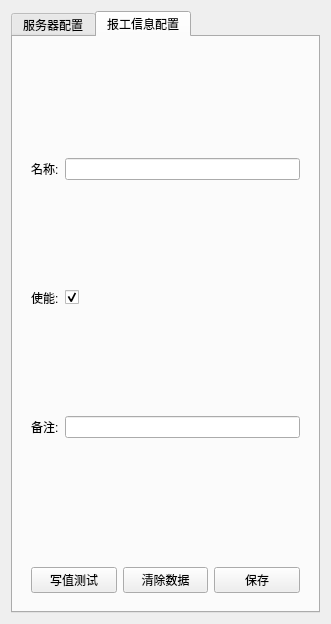
Old version of the form plugins/control3/configdialog.ui in the repository kane-zh/MES_control.
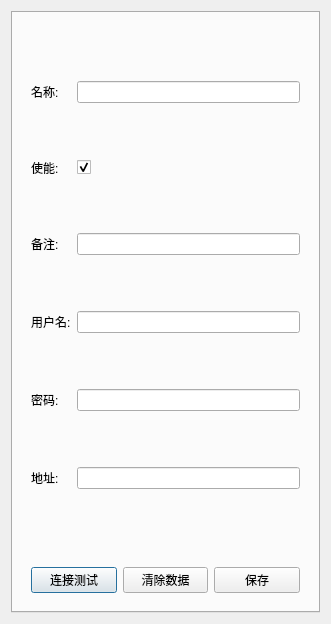
New version of the form. The open tabs and pages were chosen to show the change.

Patch:
```diff
--- a/plugins/control3/configdialog.ui
+++ b/plugins/control3/configdialog.ui
@@ -132,80 +132,6 @@
        </item>
       </layout>
      </widget>
-     <widget class="QWidget" name="Tab2">
-      <attribute name="title">
-       <string>报工信息配置</string>
-      </attribute>
-      <layout class="QGridLayout" name="gridLayout_6" rowstretch="9,0" columnstretch="3">
-       <item row="0" column="0">
-        <widget class="QWidget" name="widget" native="true">
-         <layout class="QGridLayout" name="gridLayout_4">
-          <item row="2" column="1">
-           <widget class="QLineEdit" name="desc2"/>
-          </item>
-          <item row="1" column="1">
-           <widget class="QCheckBox" name="enable2">
-            <property name="checked">
-             <bool>true</bool>
-            </property>
-           </widget>
-          </item>
-          <item row="2" column="0">
-           <widget class="QLabel" name="Label_18">
-            <property name="text">
-             <string>备注:</string>
-            </property>
-           </widget>
-          </item>
-          <item row="0" column="0">
-           <widget class="QLabel" name="Label_16">
-            <property name="text">
-             <string>名称:</string>
-            </property>
-           </widget>
-          </item>
-          <item row="0" column="1">
-           <widget class="QLineEdit" name="name2"/>
-          </item>
-          <item row="1" column="0">
-           <widget class="QLabel" name="Label_17">
-            <property name="text">
-             <string>使能:</string>
-            </property>
-           </widget>
-          </item>
-         </layout>
-        </widget>
-       </item>
-       <item row="1" column="0">
-        <widget class="QWidget" name="widget_2" native="true">
-         <layout class="QHBoxLayout" name="horizontalLayout_2">
-          <item>
-           <widget class="QPushButton" name="getDataTest">
-            <property name="text">
-             <string>写值测试</string>
-            </property>
-           </widget>
-          </item>
-          <item>
-           <widget class="QPushButton" name="clearRecordInfor">
-            <property name="text">
-             <string>清除数据</string>
-            </property>
-           </widget>
-          </item>
-          <item>
-           <widget class="QPushButton" name="saveRecordInfor">
-            <property name="text">
-             <string>保存</string>
-            </property>
-           </widget>
-          </item>
-         </layout>
-        </widget>
-       </item>
-      </layout>
-     </widget>
     </widget>
    </item>
   </layout>
```
